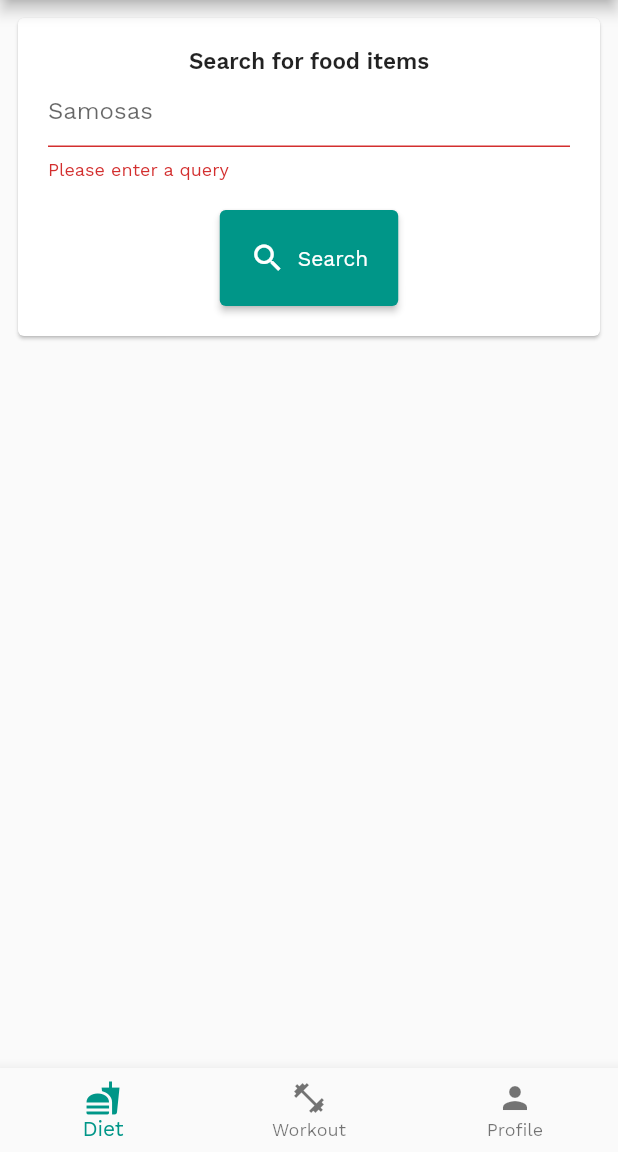
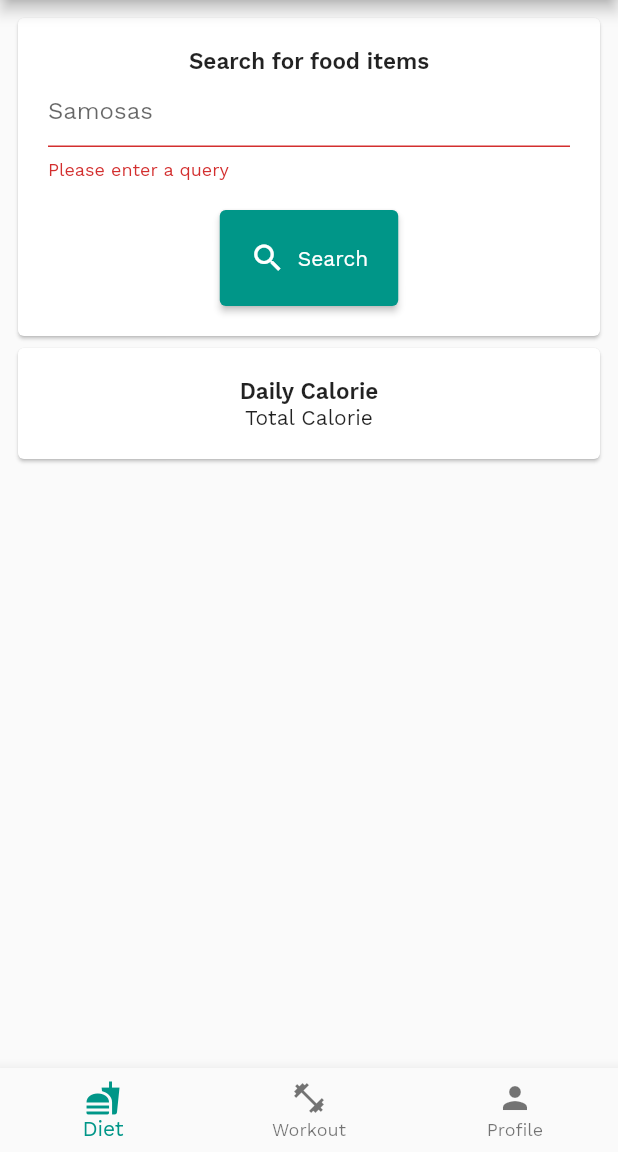
Before and after one commit to Aryaanuaj11/fitpro, a Flutter app: the MyHomePage screen opened directly, after a tap on "Search", on a phone screen of 412 x 824 dp, the part 84-1236 px from its top. Run offline on Flutter 3.47's test engine with Material 2 defaults, Android fonts, the phone set to English and light mode, and no system bars; our stand-ins replace auth_buttons, firebase_auth, firebase_core, flutter_dotenv, google_sign_in, shared_preferences; missing offline and left inert: flutter_overboard; accounts and stored records are empty.

Commit message:
added total calorie box

```diff
--- a/lib/components/result_box.dart
+++ b/lib/components/result_box.dart
@@ -42,6 +42,8 @@ class ResultBox extends StatelessWidget {
                         return ListTile(
                           leading: const Icon(Icons.list),
                           title: Text(result["food"]["label"].toString()),
+                          trailing: IconButton(
+                              onPressed: () {}, icon: Icon(Icons.add)),
                           subtitle: Column(
                               crossAxisAlignment: CrossAxisAlignment.start,
                               children:
--- a/lib/pages/diet_page.dart
+++ b/lib/pages/diet_page.dart
@@ -27,7 +27,8 @@ class _DietPageState extends State<DietPage> {
 
   @override
   Widget build(BuildContext context) {
-    return Padding(
+    return SingleChildScrollView(
+      child: Padding(
         padding: const EdgeInsets.all(8),
         child: Column(
           mainAxisSize: MainAxisSize.min,
@@ -36,8 +37,31 @@ class _DietPageState extends State<DietPage> {
                 searchController: _searchController,
                 formKey: _formKey,
                 searchCallback: getResults),
-          if (displayResult) SizedBox(child: ResultBox(results: results))
+            if (displayResult) SizedBox(child: ResultBox(results: results)),
+            Card(
+              child: Padding(
+                padding: EdgeInsets.all(20),
+                child: Row(
+                  mainAxisAlignment: MainAxisAlignment.center,
+                  children: [
+                    Expanded(
+                        child: Column(
+                      mainAxisSize: MainAxisSize.min,
+                      children: [
+                        const Text(
+                          "Daily Calorie",
+                          style: TextStyle(
+                              fontSize: 15, fontWeight: FontWeight.bold),
+                        ),
+                        const Text("Total Calorie"),
                       ],
+                    ))
+                  ],
+                ),
+              ),
+            ),
+          ],
+        ),
       ),
     );
   }
```
Also changed, not shown: lib/main.dart (+18 -15 lines). Lines whose indentation alone changed are shown as unchanged.
